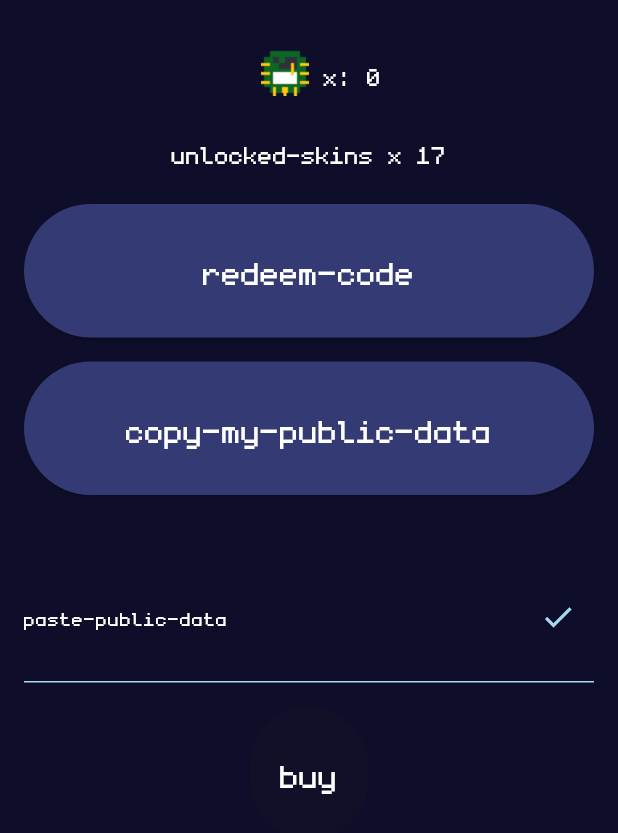
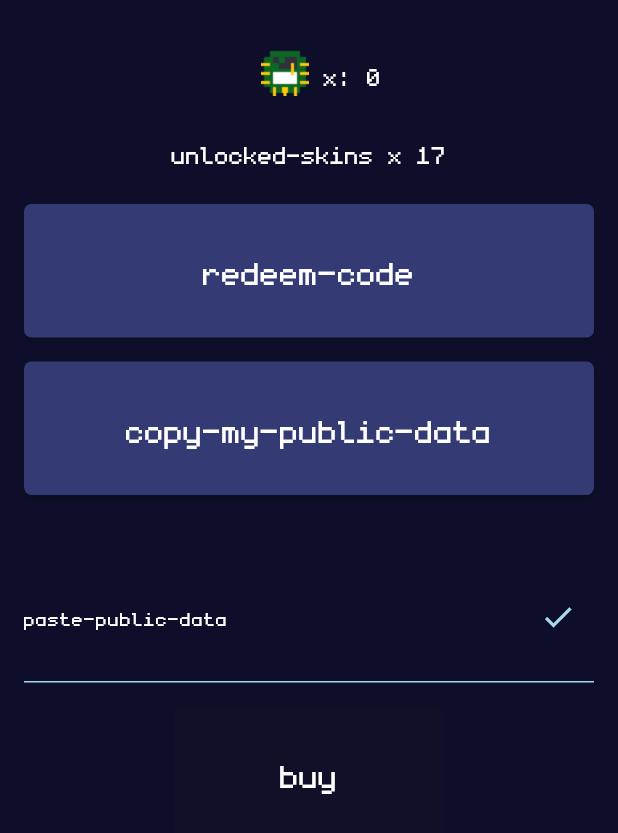
Before and after one commit to GalletaOreo98/LainChikita-Apk, a Flutter app: the screen it shows after launch, swiped to page 3, on a phone screen of 412 x 824 dp. Shown: the top 833 px of the screen. Run offline on Flutter 3.47's test engine with Material 3 defaults, Android fonts, the phone set to English and light mode, and no system bars; our stand-ins replace audioplayers, shared_preferences; missing offline and left inert: encrypt.

Commit message:
UPDATE: UI

```diff
--- a/lain_chikita/lib/main.dart
+++ b/lain_chikita/lib/main.dart
@@ -15,7 +15,6 @@ import 'functions/directory_path_provider.dart';
 import 'functions/gacha_functions.dart' show generateSecureRandom;
 
 //screens
-//import 'screens/game_screen.dart';
 import 'screens/inventory_screen.dart';
 import 'screens/gacha_screen.dart';
 import 'screens/encryption_screen.dart';
@@ -363,7 +362,6 @@ class _MyAppState extends State<MyApp> {
                 InventoryScreen(callback: _updateAccessory),
                 GachaScreen(callback: _saveInventaries),
                 EncryptionScreen(callback: _updateUI),
-                //GameScreen(callback: _updateUI)
               ],
             ),
           ),
--- a/lain_chikita/lib/screens/gacha_screen.dart
+++ b/lain_chikita/lib/screens/gacha_screen.dart
@@ -114,6 +114,7 @@ class MyWidgetState extends State<GachaScreen> {
     setState(() {
       _copiedText = languageDataManager.getLabel('clipboard-is-copied');
       hideInformativeText(_copiedText, 2);
+      _showClaimTicket = false;
     });
   }
 
@@ -223,6 +224,7 @@ class MyWidgetState extends State<GachaScreen> {
                 ElevatedButton(
                   style: ElevatedButton.styleFrom(
                       minimumSize: const Size(380, 80),
+                      shape: RoundedRectangleBorder(borderRadius: BorderRadius.circular(5)),
                       backgroundColor: appColors.secondaryBtn, padding: const EdgeInsets.all(20.0)),
                   onPressed: () => setState(() {
                     _showClaimTicket = true;
@@ -234,6 +236,7 @@ class MyWidgetState extends State<GachaScreen> {
                 ElevatedButton(
                     style: ElevatedButton.styleFrom(
                         minimumSize: const Size(380, 80),
+                        shape: RoundedRectangleBorder(borderRadius: BorderRadius.circular(5)),
                         backgroundColor: appColors.secondaryBtn, padding: const EdgeInsets.all(20.0)),
                     onPressed: _copyMyData,
                     child: Text(languageDataManager.getLabel('copy-my-public-data'),
@@ -279,6 +282,7 @@ class MyWidgetState extends State<GachaScreen> {
                     ],
                   ),
                 //Textbox de "Pegar datos publicos"
+                if (!_showClaimTicket)
                 TextField(
                   controller: _publicDataTEC,
                   textAlign: TextAlign.center,
@@ -304,6 +308,8 @@ class MyWidgetState extends State<GachaScreen> {
                 const SizedBox(height: 16),
                 ElevatedButton(
                   style: ElevatedButton.styleFrom(
+                      minimumSize: const Size(180, 80),
+                      shape: RoundedRectangleBorder(borderRadius: BorderRadius.circular(5)),
                       backgroundColor: appColors.primaryBtn, padding: const EdgeInsets.all(20.0)),
                   onPressed: _buyTicket,
                   child: Text(languageDataManager.getLabel('buy'), style: TextStyle(color: appColors.primaryText, fontSize: 34.0)),
```
